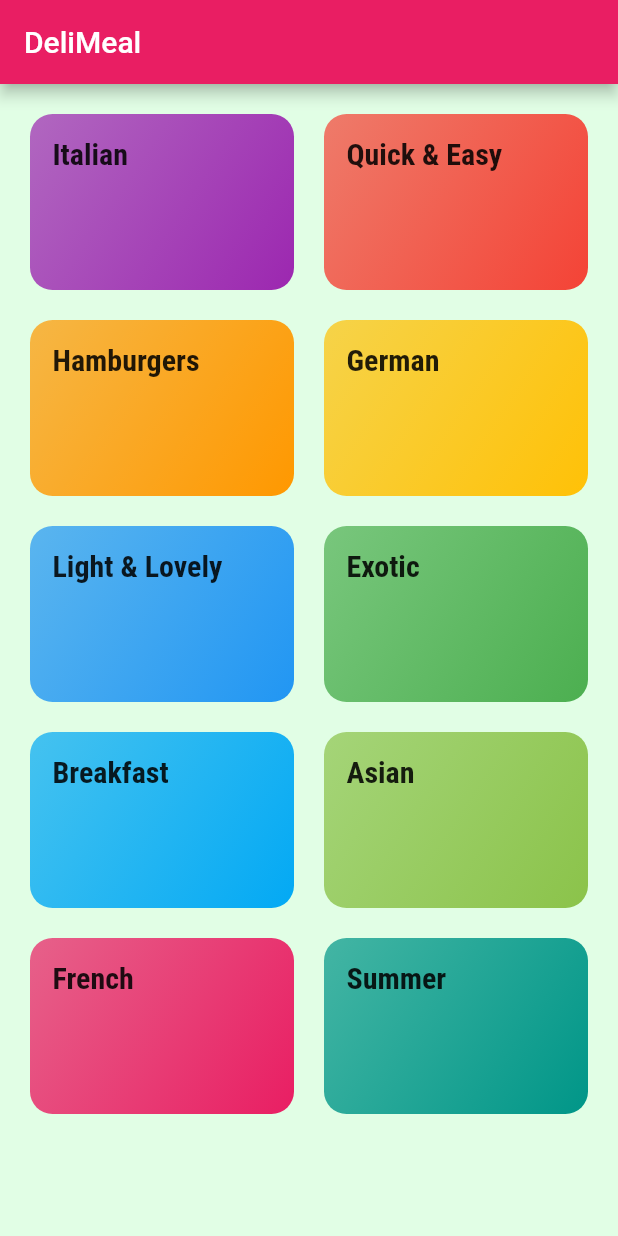
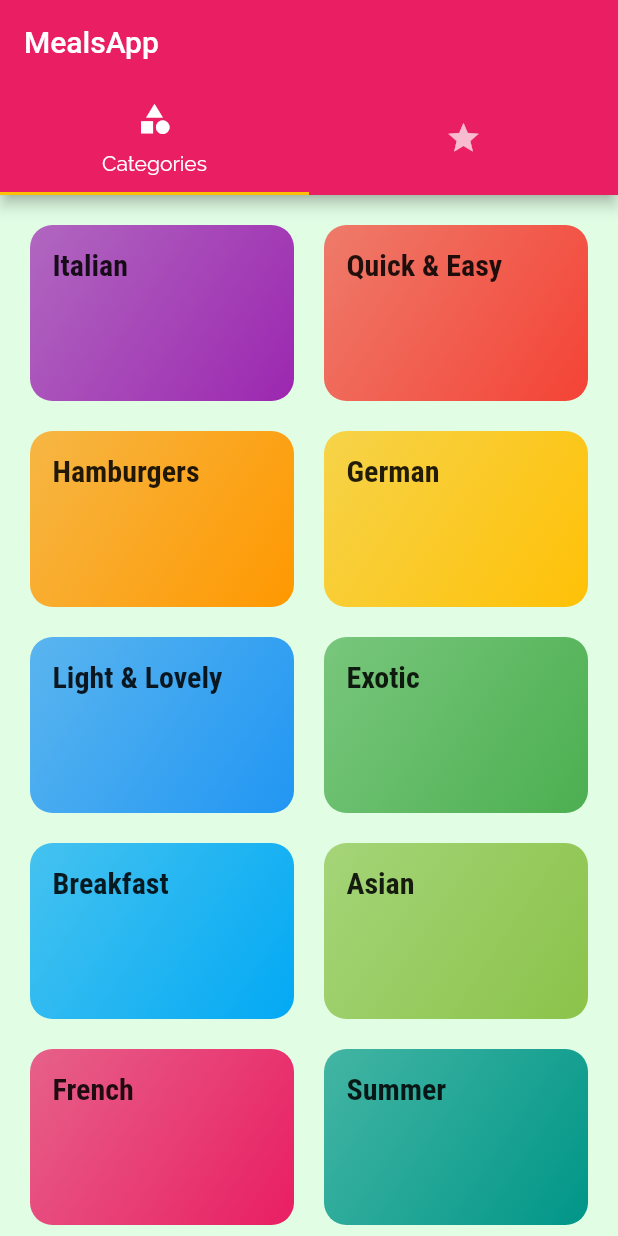
Before and after one commit to pol-dev-shinroo/meals_app, a Flutter app: the screen it shows after launch, on a phone screen of 412 x 824 dp. Run offline on Flutter 3.47's test engine with Material 2 defaults, Android fonts, the phone set to English and light mode, and no system bars.

Commit message:
adding tabbar to appbar

```diff
--- a/lib/main.dart
+++ b/lib/main.dart
@@ -5,6 +5,7 @@ import 'package:flutter/material.dart';
 import "./screens/categories_screen.dart";
 import "./screens/category_meals_screen.dart";
 import "./screens/meal_detail_screen.dart";
+import "./screens/tabs_screen.dart";
 
 void main() {
   runApp(const MyApp());
@@ -40,7 +41,7 @@ class MyApp extends StatelessWidget {
       // home: const CategoriesScreen(),
       // initialRoute: "/",
       routes: {
-        "/": (ctx) => const CategoriesScreen(),
+        "/": (ctx) => const TabScreen(),
         CategoryMealsScreen.routeName: (ctx) => const CategoryMealsScreen(),
         MealDetailScreen.routeName: (ctx) => const MealDetailScreen(),
       },
--- a/lib/screens/categories_screen.dart
+++ b/lib/screens/categories_screen.dart
@@ -7,11 +7,7 @@ class CategoriesScreen extends StatelessWidget {
 
   @override
   Widget build(BuildContext context) {
-    return Scaffold(
-      appBar: AppBar(
-        title: const Text("DeliMeal"),
-      ),
-      body: GridView(
+    return GridView(
       padding: const EdgeInsets.all(20),
       gridDelegate: const SliverGridDelegateWithMaxCrossAxisExtent(
         maxCrossAxisExtent: 200,
@@ -28,7 +24,6 @@ class CategoriesScreen extends StatelessWidget {
             ),
           )
           .toList(),
-      ),
     );
   }
 }
--- /dev/null
+++ b/lib/screens/favorites_screen.dart
@@ -0,0 +1,12 @@
+import 'package:flutter/material.dart';
+
+class FavoritesScreen extends StatelessWidget {
+  const FavoritesScreen({super.key});
+
+  @override
+  Widget build(BuildContext context) {
+    return const Center(
+      child: Text("The Favorites"),
+    );
+  }
+}
--- /dev/null
+++ b/lib/screens/tabs_screen.dart
@@ -0,0 +1,43 @@
+import 'package:flutter/material.dart';
+import "./categories_screen.dart";
+import "./favorites_screen.dart";
+
+class TabScreen extends StatefulWidget {
+  const TabScreen({super.key});
+
+  @override
+  State<TabScreen> createState() => _TabScreenState();
+}
+
+class _TabScreenState extends State<TabScreen> {
+  @override
+  Widget build(BuildContext context) {
+    return DefaultTabController(
+      length: 2,
+      // initialIndex: 0,
+      child: Scaffold(
+        appBar: AppBar(
+          title: const Text("MealsApp"),
+          bottom: const TabBar(
+            tabs: <Widget>[
+              Tab(
+                icon: Icon(Icons.category),
+                text: "Categories",
+              ),
+              Tab(
+                  icon: Icon(
+                Icons.star,
+              )),
+            ],
+          ),
+        ),
+        body: const TabBarView(
+          children: <Widget>[
+            CategoriesScreen(),
+            FavoritesScreen(),
+          ],
+        ),
+      ),
+    );
+  }
+}
```
Lines whose indentation alone changed are shown as unchanged.
